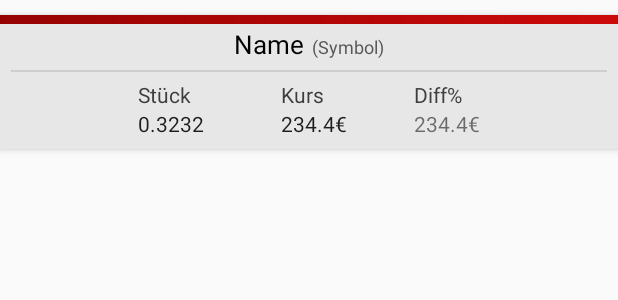
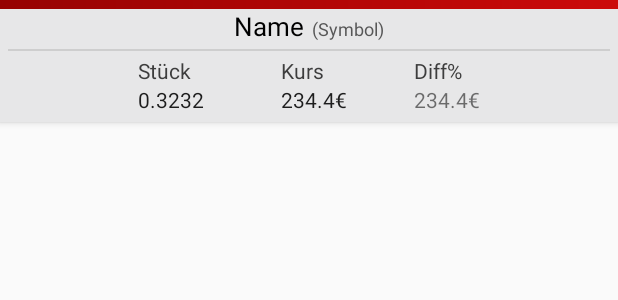
Before and after one commit to Tobias-Scholz/Portfolio_Alert, an Android app: the layout stock_list_item.xml on its own in the app's theme, with its tools: preview values and no code run, on a phone screen of 412 x 824 dp. Shown: the top 300 px of the screen. Run offline under Robolectric (Android 15) with nearby library versions, the phone set to English and light mode, and no system bars.

```diff
--- a/app/src/main/java/com/example/portfolio_alert/Stock.kt
+++ b/app/src/main/java/com/example/portfolio_alert/Stock.kt
@@ -1,4 +1,5 @@
 package com.example.portfolio_alert
 
 class Stock (var name: String, var symbol: String, var quote : Double = 0.0, var diff : Double = 0.0, var nominal : Double = 0.0) {
+    constructor(name: String, symbol: String, nominal: Double) : this(name, symbol, 0.0, 0.0, nominal)
 }
--- /dev/null
+++ b/app/src/main/res/drawable/ic_add_black_24dp.xml
@@ -0,0 +1,5 @@
+<vector android:height="24dp" android:tint="#FFFFFF"
+    android:viewportHeight="24.0" android:viewportWidth="24.0"
+    android:width="24dp" xmlns:android="http://schemas.android.com/apk/res/android">
+    <path android:fillColor="#FF000000" android:pathData="M19,13h-6v6h-2v-6H5v-2h6V5h2v6h6v2z"/>
+</vector>
--- a/app/src/main/res/layout/activity_main.xml
+++ b/app/src/main/res/layout/activity_main.xml
@@ -22,7 +22,7 @@
             android:layout_marginStart="8dp"
             android:layout_marginBottom="8dp"
             app:layout_constraintBottom_toBottomOf="parent"
-            tools:listitem="@layout/support_simple_spinner_dropdown_item"
+            tools:listitem="@layout/stock_list_item"
             app:layout_constraintTop_toBottomOf="@+id/my_toolbar" android:layout_marginTop="8dp"/>
 
 </androidx.constraintlayout.widget.ConstraintLayout>
--- a/app/src/main/res/layout/stock_list_item.xml
+++ b/app/src/main/res/layout/stock_list_item.xml
@@ -4,8 +4,8 @@
               android:orientation="vertical"
               android:layout_width="match_parent"
               android:layout_height="wrap_content"
-              android:layout_marginTop="10dp"
-              android:padding="7dp"
+              android:layout_marginBottom="10dp"
+              android:padding="5dp"
               android:paddingTop="0dp"
               android:background="@drawable/item_background_red"
               android:elevation="3dp"
@@ -19,7 +19,7 @@
         <TextView
                 tools:text="Name"
                 android:id="@+id/stock_name"
-                android:layout_width="fill_parent"
+                android:layout_width="wrap_content"
                 android:layout_height="wrap_content"
                 android:textSize="17sp"
                 android:visibility="visible"
@@ -28,13 +28,13 @@
         <TextView
                 tools:text="(Symbol)"
                 android:id="@+id/stock_symbol"
-                android:layout_width="fill_parent"
+                android:layout_width="wrap_content"
                 android:layout_height="wrap_content"
                 android:textSize="12sp"
                 android:visibility="visible"
                 android:textAlignment="center"
-                android:textColor="#575757"
-                android:layout_marginLeft="5dp"/>
+                android:layout_marginStart="5dp"
+                android:textColor="#575757"/>
     </LinearLayout>
 
 
@@ -42,7 +42,7 @@
             android:layout_height="1dp"
             android:layout_width="match_parent"
             android:background="#CECECE"
-            android:layout_marginTop="5dp"/>
+            android:layout_marginTop="3dp"/>
 
 
     <GridLayout
@@ -51,7 +51,7 @@
             android:columnCount="3"
             android:rowCount="2"
             android:layout_gravity="center"
-            android:layout_marginTop="5dp">
+            android:layout_marginTop="3dp">
         <TextView
                 android:text="Stück"
                 android:textColor="#3D3D3D"
--- a/app/src/main/res/layout/toolbar.xml
+++ b/app/src/main/res/layout/toolbar.xml
@@ -11,4 +11,5 @@
         app:layout_constraintEnd_toEndOf="parent"
         app:layout_constraintTop_toTopOf="parent"
         xmlns:android="http://schemas.android.com/apk/res/android"
-        xmlns:app="http://schemas.android.com/apk/res-auto"/>
+        xmlns:app="http://schemas.android.com/apk/res-auto"
+        app:titleTextColor="#FFFFFF"/>
```
Also changed, not shown: app/src/main/java/com/example/portfolio_alert/MainActivity.kt (+13 -7 lines), app/src/main/res/menu/menu_main.xml (+10 -3 lines).
